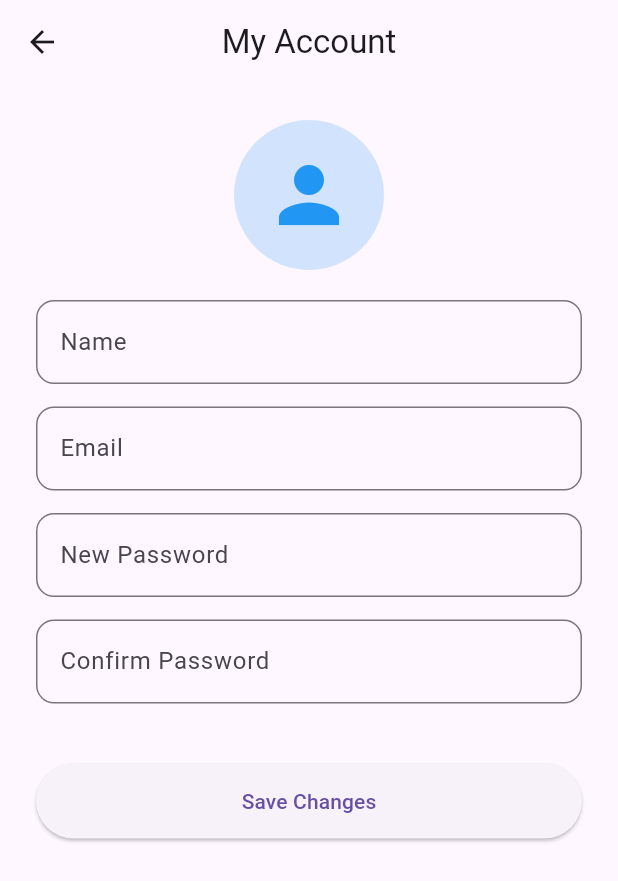
After one commit to mhmadhfz/facetrack, a Flutter app: the AccountScreen screen opened directly, after a tap on "Save Changes", on a phone screen of 412 x 824 dp. The commit adds this screen. Shown: the top 881 px of the screen. Run offline on Flutter 3.47's test engine with Material 3 defaults, Android fonts, the phone set to English and light mode, and no system bars; our stand-ins replace camera, shared_preferences; missing offline and left inert: google_mlkit_face_detection; accounts and stored records are empty; network calls fail.

Commit message:
git commit -m "Add my account profile screen with backend update support"

```diff
--- /dev/null
+++ b/lib/screens/account_screen.dart
@@ -0,0 +1,172 @@
+import 'package:flutter/material.dart';
+import '../services/profile_service.dart';
+
+class AccountScreen extends StatefulWidget {
+  const AccountScreen({super.key});
+
+  @override
+  State<AccountScreen> createState() => _AccountScreenState();
+}
+
+class _AccountScreenState extends State<AccountScreen> {
+  final nameController = TextEditingController();
+  final emailController = TextEditingController();
+  final passwordController = TextEditingController();
+  final confirmPasswordController = TextEditingController();
+
+  String email = "";
+  bool loading = true;
+  String message = "";
+
+  @override
+  void initState() {
+    super.initState();
+    loadProfile();
+  }
+
+  // ✅ Fetch Profile from Backend
+  Future<void> loadProfile() async {
+    try {
+      final user = await ProfileService.fetchProfile();
+
+      setState(() {
+        nameController.text = user["name"];
+        emailController.text = user["email"];
+        loading = false;
+      });
+    } catch (e) {
+      setState(() {
+        message = "Failed to load profile";
+        loading = false;
+      });
+    }
+  }
+
+  // ✅ Save Profile Changes
+  Future<void> saveProfile() async {
+    setState(() {
+      message = "";
+    });
+
+    final success = await ProfileService.updateProfile(
+      nameController.text.trim(),
+      passwordController.text.trim(),
+      confirmPasswordController.text.trim(),
+    );
+
+    if (success) {
+      setState(() {
+        message = "Profile updated successfully!";
+        passwordController.clear();
+        confirmPasswordController.clear();
+      });
+    } else {
+      setState(() {
+        message = "Update failed. Try again.";
+      });
+    }
+  }
+
+  @override
+  Widget build(BuildContext context) {
+    if (loading) {
+      return const Scaffold(body: Center(child: CircularProgressIndicator()));
+    }
+
+    return Scaffold(
+      appBar: AppBar(title: const Text("My Account"), centerTitle: true),
+      body: Padding(
+        padding: const EdgeInsets.all(24),
+        child: Column(
+          children: [
+            // ✅ Profile Photo Circle
+            CircleAvatar(
+              radius: 50,
+              backgroundColor: Colors.blue.withValues(alpha: 0.2),
+              child: const Icon(Icons.person, size: 60, color: Colors.blue),
+            ),
+
+            const SizedBox(height: 20),
+
+            // ✅ Name Input
+            TextField(
+              controller: nameController,
+              decoration: InputDecoration(
+                labelText: "Name",
+                border: OutlineInputBorder(
+                  borderRadius: BorderRadius.circular(12),
+                ),
+              ),
+            ),
+
+            const SizedBox(height: 15),
+
+            // ✅ Email Read Only
+            TextField(
+              readOnly: true,
+              controller: emailController,
+              decoration: InputDecoration(
+                labelText: "Email",
+                hintText: email,
+                border: OutlineInputBorder(
+                  borderRadius: BorderRadius.circular(12),
+                ),
+              ),
+            ),
+
+            const SizedBox(height: 15),
+
+            // ✅ Password Input
+            TextField(
+              controller: passwordController,
+              obscureText: true,
+              decoration: InputDecoration(
+                labelText: "New Password",
+                border: OutlineInputBorder(
+                  borderRadius: BorderRadius.circular(12),
+                ),
+              ),
+            ),
+
+            const SizedBox(height: 15),
+
+            // ✅ Confirm Password Input
+            TextField(
+              controller: confirmPasswordController,
+              obscureText: true,
+              decoration: InputDecoration(
+                labelText: "Confirm Password",
+                border: OutlineInputBorder(
+                  borderRadius: BorderRadius.circular(12),
+                ),
+              ),
+            ),
+
+            const SizedBox(height: 20),
+
+            if (message.isNotEmpty)
+              Text(
+                message,
+                style: TextStyle(
+                  color: message.contains("✅") ? Colors.green : Colors.red,
+                  fontSize: 16,
+                ),
+              ),
+
+            const SizedBox(height: 20),
+
+            // ✅ Save Button
+            SizedBox(
+              width: double.infinity,
+              height: 50,
+              child: ElevatedButton(
+                onPressed: saveProfile,
+                child: const Text("Save Changes"),
+              ),
+            ),
+          ],
+        ),
+      ),
+    );
+  }
+}
--- a/lib/screens/home_screen.dart
+++ b/lib/screens/home_screen.dart
@@ -5,6 +5,7 @@ import 'attendance_history_screen.dart';
 import '../services/auth_service.dart';
 import 'login_screen.dart';
 import 'terms_screen.dart';
+import 'account_screen.dart';
 
 class HomeScreen extends StatelessWidget {
   const HomeScreen({super.key});
@@ -26,6 +27,13 @@ class HomeScreen extends StatelessWidget {
             offset: const Offset(0, 50),
 
             onSelected: (value) async {
+              if (value == "account") {
+                Navigator.push(
+                  context,
+                  MaterialPageRoute(builder: (_) => const AccountScreen()),
+                );
+              }
+
               if (value == "terms") {
                 Navigator.push(
                   context,
@@ -44,6 +52,16 @@ class HomeScreen extends StatelessWidget {
             },
 
             itemBuilder: (context) => [
+              const PopupMenuItem(
+                value: "account",
+                child: Row(
+                  children: [
+                    Icon(Icons.person, size: 20),
+                    SizedBox(width: 10),
+                    Text("My Account"),
+                  ],
+                ),
+              ),
               const PopupMenuItem(
                 value: "terms",
                 child: Row(
--- /dev/null
+++ b/lib/services/profile_service.dart
@@ -0,0 +1,51 @@
+import 'dart:convert';
+import 'package:http/http.dart' as http;
+import 'auth_service.dart';
+
+class ProfileService {
+  static const String baseUrl =
+      "http://192.168.0.108/facetrack_backend/public/api";
+
+  // ✅ Get Profile
+  static Future<Map<String, dynamic>> fetchProfile() async {
+    final token = await AuthService.getToken();
+
+    final response = await http.get(
+      Uri.parse("$baseUrl/profile"),
+      headers: {"Authorization": "Bearer $token", "Accept": "application/json"},
+    );
+
+    if (response.statusCode == 200) {
+      return jsonDecode(response.body)["user"];
+    } else {
+      throw Exception("Failed to fetch profile: ${response.body}");
+    }
+  }
+
+  // ✅ Update Profile
+  static Future<bool> updateProfile(
+    String name,
+    String password,
+    String confirmPassword,
+  ) async {
+    final token = await AuthService.getToken();
+
+    final response = await http.put(
+      Uri.parse("$baseUrl/profile"),
+      headers: {
+        "Authorization": "Bearer $token",
+        "Accept": "application/json",
+        "Content-Type": "application/json",
+      },
+      body: jsonEncode({
+        "name": name,
+        "password": password.isEmpty ? null : password,
+        "password_confirmation": confirmPassword.isEmpty
+            ? null
+            : confirmPassword,
+      }),
+    );
+
+    return response.statusCode == 200;
+  }
+}
```
